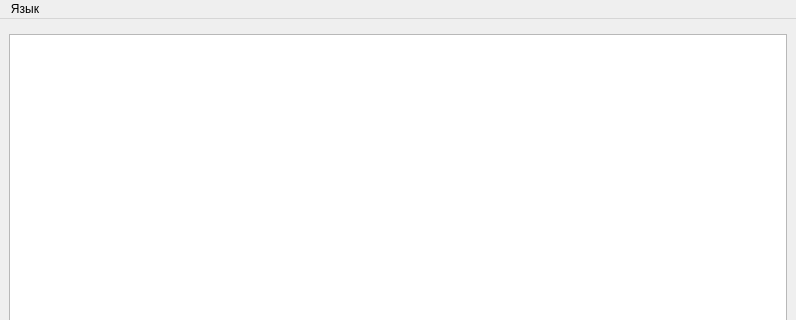
Above: Morze/studywindow.ui from akbarshar1pov/morze before the change; both pictures show x 0 to 796 and y 0 to 320 of the 796 by 594 pixel window. Below: the same form after it.
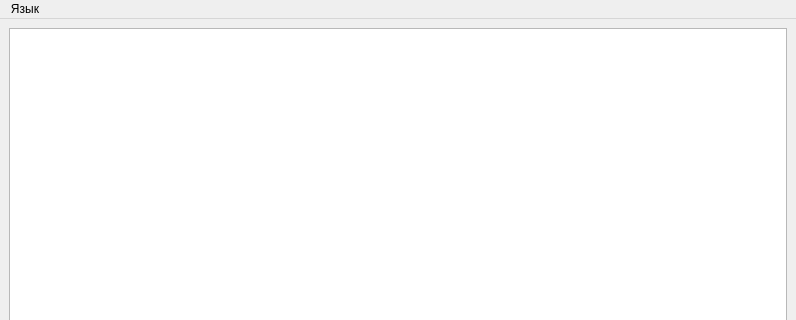
That is the form after the change.

```diff
--- a/Morze/studywindow.ui
+++ b/Morze/studywindow.ui
@@ -41,9 +41,6 @@
       </property>
      </widget>
     </item>
-    <item row="1" column="0">
-     <widget class="QTreeView" name="treeView"/>
-    </item>
    </layout>
   </widget>
   <widget class="QMenuBar" name="menubar">
```
